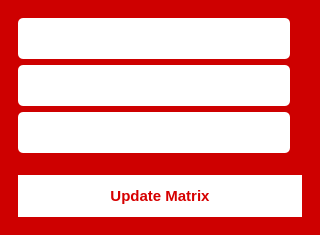
The window that pages/Modul7/UI/Bmatrix.ui (KevinHutagaol/control-center-2026) describes before a commit, drawn with Qt 5.
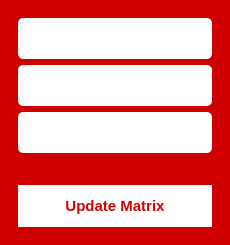
The same window after the commit.

Commit message: cleaned up module 7 matrix input dialog's geometry

What changed in the file:
```diff
--- a/pages/Modul7/UI/Bmatrix.ui
+++ b/pages/Modul7/UI/Bmatrix.ui
@@ -6,8 +6,8 @@
    <rect>
     <x>0</x>
     <y>0</y>
-    <width>320</width>
-    <height>235</height>
+    <width>230</width>
+    <height>245</height>
    </rect>
   </property>
   <property name="windowTitle">
@@ -17,9 +17,21 @@
    <string notr="true">background-color: rgb(206, 0, 0);</string>
   </property>
   <widget class="QWidget" name="centralwidget">
+   <property name="sizePolicy">
+    <sizepolicy hsizetype="Preferred" vsizetype="Preferred">
+     <horstretch>0</horstretch>
+     <verstretch>0</verstretch>
+    </sizepolicy>
+   </property>
    <layout class="QVBoxLayout" name="verticalLayout">
     <item>
      <widget class="QFrame" name="frame">
+      <property name="sizePolicy">
+       <sizepolicy hsizetype="Preferred" vsizetype="Preferred">
+        <horstretch>0</horstretch>
+        <verstretch>0</verstretch>
+       </sizepolicy>
+      </property>
       <property name="frameShape">
        <enum>QFrame::NoFrame</enum>
       </property>
@@ -27,51 +39,17 @@
        <enum>QFrame::Raised</enum>
       </property>
       <layout class="QGridLayout" name="gridLayout">
-       <item row="0" column="0">
-        <widget class="QLineEdit" name="b11">
-         <property name="styleSheet">
-          <string notr="true">background-color: white; color: rgb(143, 0, 0); border-radius: 5px; padding: 10px; font-size: 16px; font-family: &quot;SF Pro Display&quot;; font-weight: bold;</string>
-         </property>
-         <property name="alignment">
-          <set>Qt::AlignCenter</set>
-         </property>
-        </widget>
-       </item>
-       <item row="1" column="0">
-        <widget class="QLineEdit" name="b21">
-         <property name="styleSheet">
-          <string notr="true">background-color: white; color: rgb(143, 0, 0); border-radius: 5px; padding: 10px; font-size: 16px; font-family: &quot;SF Pro Display&quot;; font-weight: bold;</string>
-         </property>
-         <property name="alignment">
-          <set>Qt::AlignCenter</set>
-         </property>
-        </widget>
-       </item>
-       <item row="2" column="0">
-        <widget class="QLineEdit" name="b31">
-         <property name="styleSheet">
-          <string notr="true">background-color: white; color: rgb(143, 0, 0); border-radius: 5px; padding: 10px; font-size: 16px; font-family: &quot;SF Pro Display&quot;; font-weight: bold;</string>
-         </property>
-         <property name="alignment">
-          <set>Qt::AlignCenter</set>
-         </property>
-        </widget>
-       </item>
-       <item row="3" column="0" colspan="3">
-        <spacer name="verticalSpacer">
-         <property name="orientation">
-          <enum>Qt::Vertical</enum>
-         </property>
-         <property name="sizeHint" stdset="0">
-          <size>
-           <width>20</width>
-           <height>20</height>
-          </size>
-         </property>
-        </spacer>
-       </item>
-       <item row="4" column="0" colspan="3">
+       <property name="sizeConstraint">
+        <enum>QLayout::SetDefaultConstraint</enum>
+       </property>
+       <item row="6" column="0" colspan="4">
         <widget class="QPushButton" name="updateB">
+         <property name="sizePolicy">
+          <sizepolicy hsizetype="Expanding" vsizetype="Fixed">
+           <horstretch>0</horstretch>
+           <verstretch>0</verstretch>
+          </sizepolicy>
+         </property>
          <property name="cursor">
           <cursorShape>PointingHandCursor</cursorShape>
          </property>
@@ -99,6 +77,67 @@
          </property>
         </widget>
        </item>
+       <item row="5" column="0" colspan="4">
+        <spacer name="verticalSpacer">
+         <property name="orientation">
+          <enum>Qt::Vertical</enum>
+         </property>
+         <property name="sizeHint" stdset="0">
+          <size>
+           <width>20</width>
+           <height>20</height>
+          </size>
+         </property>
+        </spacer>
+       </item>
+       <item row="4" column="0" colspan="4">
+        <widget class="QLineEdit" name="b31">
+         <property name="sizePolicy">
+          <sizepolicy hsizetype="MinimumExpanding" vsizetype="Fixed">
+           <horstretch>0</horstretch>
+           <verstretch>0</verstretch>
+          </sizepolicy>
+         </property>
+         <property name="styleSheet">
+          <string notr="true">background-color: white; color: rgb(143, 0, 0); border-radius: 5px; padding: 10px; font-size: 16px; font-family: &quot;SF Pro Display&quot;; font-weight: bold;</string>
+         </property>
+         <property name="alignment">
+          <set>Qt::AlignCenter</set>
+         </property>
+        </widget>
+       </item>
+       <item row="1" column="0" colspan="4">
+        <widget class="QLineEdit" name="b21">
+         <property name="sizePolicy">
+          <sizepolicy hsizetype="MinimumExpanding" vsizetype="Fixed">
+           <horstretch>0</horstretch>
+           <verstretch>0</verstretch>
+          </sizepolicy>
+         </property>
+         <property name="styleSheet">
+          <string notr="true">background-color: white; color: rgb(143, 0, 0); border-radius: 5px; padding: 10px; font-size: 16px; font-family: &quot;SF Pro Display&quot;; font-weight: bold;</string>
+         </property>
+         <property name="alignment">
+          <set>Qt::AlignCenter</set>
+         </property>
+        </widget>
+       </item>
+       <item row="0" column="0" colspan="4">
+        <widget class="QLineEdit" name="b11">
+         <property name="sizePolicy">
+          <sizepolicy hsizetype="MinimumExpanding" vsizetype="Fixed">
+           <horstretch>0</horstretch>
+           <verstretch>0</verstretch>
+          </sizepolicy>
+         </property>
+         <property name="styleSheet">
+          <string notr="true">background-color: white; color: rgb(143, 0, 0); border-radius: 5px; padding: 10px; font-size: 16px; font-family: &quot;SF Pro Display&quot;; font-weight: bold;</string>
+         </property>
+         <property name="alignment">
+          <set>Qt::AlignCenter</set>
+         </property>
+        </widget>
+       </item>
       </layout>
      </widget>
     </item>
```
The commit also changes 3 other files.
